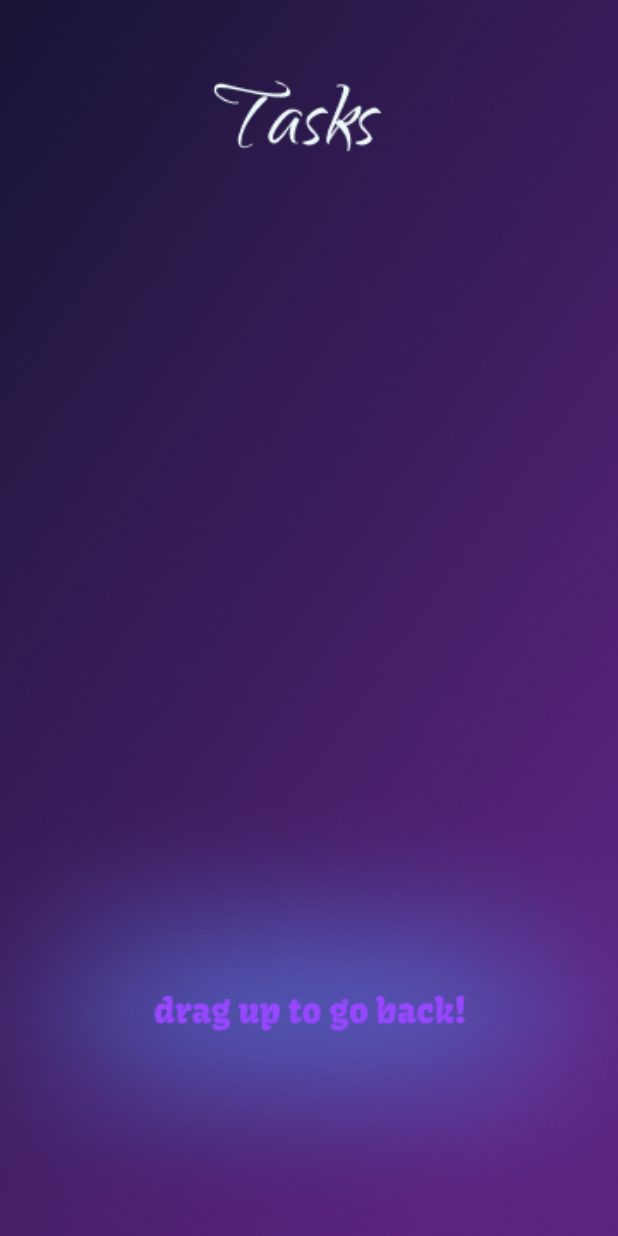
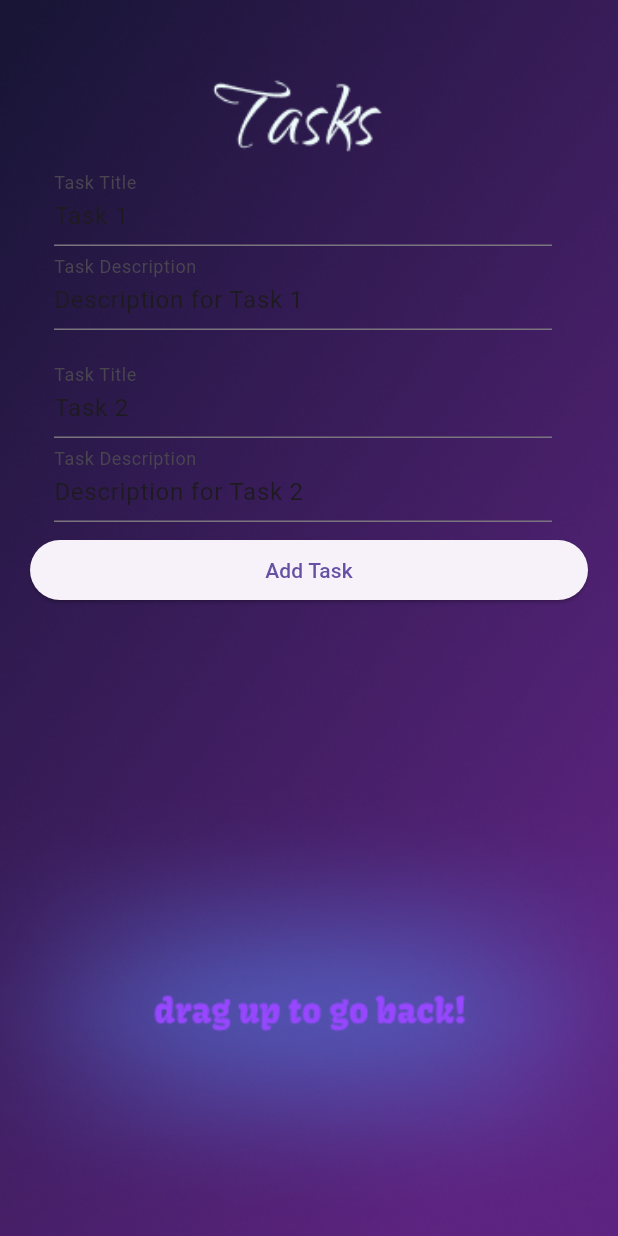
Before and after one commit to DSpaceT/aay_application, a Flutter app: the TasksPage screen opened by its route, on a phone screen of 412 x 824 dp. Run offline on Flutter 3.47's test engine with Material 3 defaults, Android fonts, the phone set to English and light mode, and no system bars.

Commit message:
more pages added , some overlays added, first try of task list added

```diff
--- a/lib/taskspage.dart
+++ b/lib/taskspage.dart
@@ -1,20 +1,28 @@
+// tasks_page.dart
 
 import 'package:flutter/material.dart';
+import 'widgets/tasks_list.dart'; // Import the tasks.dart file
 
 class TasksPage extends StatelessWidget {
   const TasksPage({Key? key}) : super(key: key);
 
   @override
   Widget build(BuildContext context) {
+    // Dummy tasks for demonstration purposes
+    List<Task> tasks = [
+      Task(title: 'Task 1', description: 'Description for Task 1'),
+      Task(title: 'Task 2', description: 'Description for Task 2'),
+      // Add more tasks as needed
+    ];
 
-    return GestureDetector(
+    return Scaffold(
+      body: GestureDetector(
         onVerticalDragUpdate: (DragUpdateDetails details) {
           if (details.primaryDelta! > 0) {
             _navigateToBackPage(context);
           }
-
         },
-      child :Stack(
+        child: Stack(
           children: [
             Container(
               decoration: const BoxDecoration(
@@ -24,15 +32,22 @@ class TasksPage extends StatelessWidget {
                 ),
               ),
             ),
-          //add other things here......
+            // Tasks List
+            Positioned(
+              top: 100, // Adjust the position as needed
+              left: 20, // Adjust the position as needed
+              right: 20, // Adjust the position as needed
+              bottom: 20, // Adjust the position as needed
+              child: TasksList(tasks: tasks),
+            ),
+            // Add other widgets as needed...
           ],
         ),
+      ),
     );
+  }
 
-  }
   void _navigateToBackPage(BuildContext context) {
-    // Use Navigator to pop the current route and navigate back
     Navigator.of(context).pop();
   }
-
 }
--- /dev/null
+++ b/lib/widgets/tasks_list.dart
@@ -0,0 +1,63 @@
+// tasks.dart
+
+import 'package:flutter/material.dart';
+
+class Task {
+  String title;
+  String description;
+
+  Task({required this.title, required this.description});
+}
+
+class TasksList extends StatefulWidget {
+  final List<Task> tasks;
+
+  TasksList({required this.tasks});
+
+  @override
+  _TasksListState createState() => _TasksListState();
+}
+
+class _TasksListState extends State<TasksList> {
+  @override
+  Widget build(BuildContext context) {
+    return ListView.builder(
+      itemCount: widget.tasks.length + 1, // Add 1 for the "Add Task" button
+      itemBuilder: (context, index) {
+        if (index < widget.tasks.length) {
+          return ListTile(
+            title: TextField(
+              controller: TextEditingController(text: widget.tasks[index].title),
+              onChanged: (text) {
+                widget.tasks[index].title = text;
+              },
+              decoration: InputDecoration(
+                labelText: 'Task Title',
+              ),
+            ),
+            subtitle: TextField(
+              controller: TextEditingController(text: widget.tasks[index].description),
+              onChanged: (text) {
+                widget.tasks[index].description = text;
+              },
+              decoration: InputDecoration(
+                labelText: 'Task Description',
+              ),
+            ),
+          );
+        } else {
+          // "Add Task" button
+          return ElevatedButton(
+            onPressed: () {
+              setState(() {
+                // Add a new task to the list
+                widget.tasks.add(Task(title: 'New Task', description: ''));
+              });
+            },
+            child: Text('Add Task'),
+          );
+        }
+      },
+    );
+  }
+}
--- a/pubspec.yaml
+++ b/pubspec.yaml
@@ -28,4 +28,9 @@ flutter:
     - assets/info_icon.png
     - assets/settings_icon.png
     - assets/MusicPage.png
+    - assets/SettingsPage.png
+    - assets/overlays/Settings_info_overlay.png
+    - assets/overlays/Study_info_overlay.png
+    - assets/overlays/Places_info_overlay.png
+    - assets/overlays/Music_info_overlay.png
   uses-material-design: true
```
Also changed, not shown: lib/coffeeplaces.dart (+48 -13 lines), lib/musicpage.dart (+48 -13 lines), lib/settingspage.dart (+62 -7 lines), lib/studypage.dart (+39 -9 lines), lib/widgets/custom_appbar.dart (+19 -3 lines), lib/widgets/overlay_function.dart (added, +39 -0 lines), assets/MusicPage.png, assets/PlacesPage.png, assets/SettingsPage.png (added), assets/account_circle_icon.png, assets/overlays/Music_info_overlay.png (added), assets/overlays/Places_info_overlay.png (added), assets/overlays/Settings_info_overlay.png (added), assets/overlays/Study_info_overlay.png (added). Lines whose indentation alone changed are shown as unchanged.
